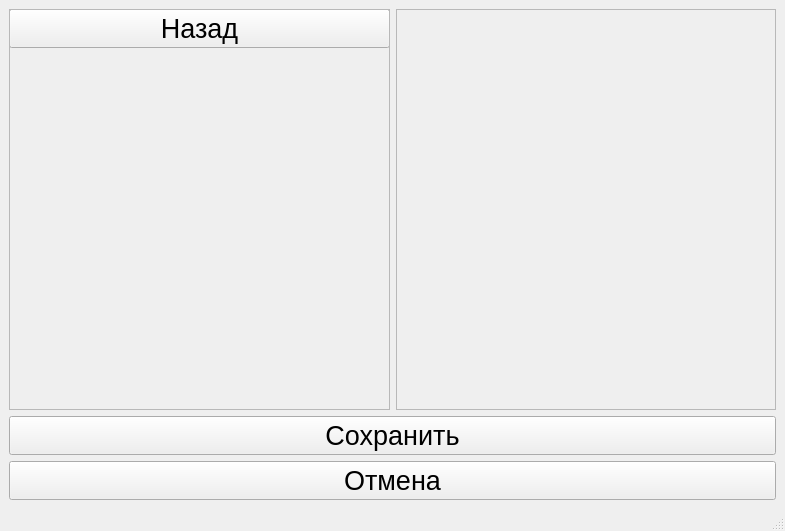
This is ui/order.ui in DaniilSmirnov/DobroeMesto as Qt 5 draws it before an edit. The edited form follows.
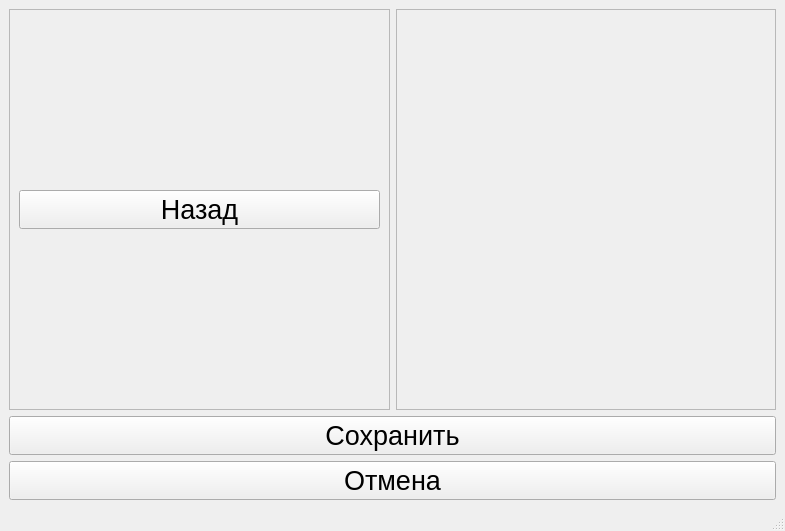
This is the edited form.

Commit message: Фиксы интерфейса создания нового клиента (нового заказа)

Diff of the .ui file:
```diff
--- a/ui/order.ui
+++ b/ui/order.ui
@@ -14,8 +14,8 @@
    <string>MainWindow</string>
   </property>
   <widget class="QWidget" name="centralwidget">
-   <layout class="QVBoxLayout" name="verticalLayout_3">
-    <item>
+   <layout class="QGridLayout" name="gridLayout">
+    <item row="0" column="0">
      <layout class="QVBoxLayout" name="verticalLayout">
       <item>
        <layout class="QHBoxLayout" name="horizontalLayout">
@@ -24,7 +24,7 @@
           <property name="widgetResizable">
            <bool>true</bool>
           </property>
-          <widget class="QWidget" name="scrollAreaWidgetContents">
+          <widget class="QWidget" name="categorieslayout">
            <property name="geometry">
             <rect>
              <x>0</x>
@@ -33,19 +33,7 @@
              <height>372</height>
             </rect>
            </property>
-           <widget class="QWidget" name="verticalLayoutWidget_2">
-            <property name="geometry">
-             <rect>
-              <x>-1</x>
-              <y>-1</y>
-              <width>381</width>
-              <height>371</height>
-             </rect>
-            </property>
             <layout class="QVBoxLayout" name="verticalLayout_2">
-             <property name="sizeConstraint">
-              <enum>QLayout::SetMaximumSize</enum>
-             </property>
              <item>
               <widget class="QPushButton" name="backbutton">
                <property name="font">
@@ -61,14 +49,13 @@
             </layout>
            </widget>
           </widget>
-         </widget>
         </item>
         <item>
          <widget class="QScrollArea" name="scrollArea_2">
           <property name="widgetResizable">
            <bool>true</bool>
           </property>
-          <widget class="QWidget" name="scrollAreaWidgetContents_2">
+          <widget class="QWidget" name="orderlayout">
            <property name="geometry">
             <rect>
              <x>0</x>
@@ -77,21 +64,7 @@
              <height>372</height>
             </rect>
            </property>
-           <widget class="QWidget" name="gridLayoutWidget">
-            <property name="geometry">
-             <rect>
-              <x>-1</x>
-              <y>-1</y>
-              <width>381</width>
-              <height>371</height>
-             </rect>
-            </property>
-            <layout class="QGridLayout" name="gridLayout">
-             <property name="sizeConstraint">
-              <enum>QLayout::SetMaximumSize</enum>
-             </property>
-            </layout>
-           </widget>
+           <layout class="QGridLayout" name="gridLayout_2"/>
           </widget>
          </widget>
         </item>
```
Lines whose indentation alone changed are shown as unchanged. The commit also changes 1 other file.
